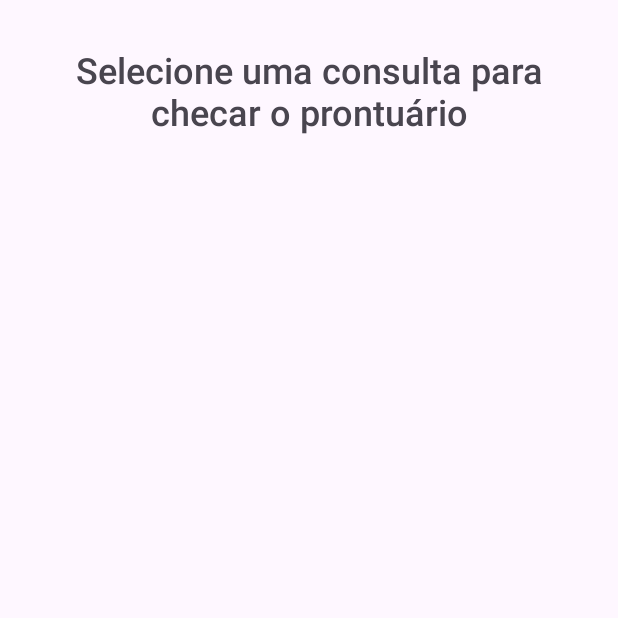
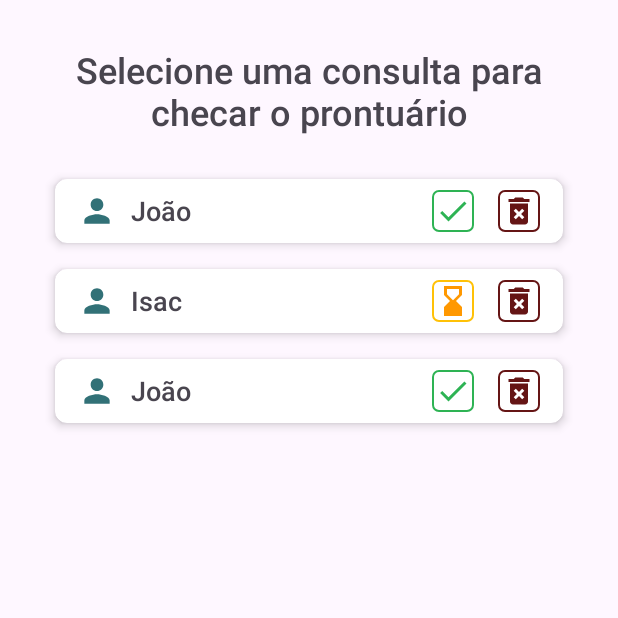
Before and after one commit to Miinero/gs-2sem, an Android app: the MedicalRecordsActivity screen opened directly, with no data from a screen before it, on a phone screen of 412 x 824 dp, the top half of it. Run offline under Robolectric (Android 15) with nearby library versions, the phone set to English and light mode, and no system bars.

Commit message:
Updated "Prontuarios" screen

```diff
--- a/app/src/main/java/com/fiap/gs2sem/models/AppointmentDTO.kt
+++ b/app/src/main/java/com/fiap/gs2sem/models/AppointmentDTO.kt
@@ -1,4 +1,3 @@
 package com.fiap.gs2sem.models
 
-data class AppointmentDTO(val name: String, val date: String, val cpf: String, val medicalType: String, val description: String) {
-}
+data class AppointmentDTO(val firebaseId: String, val name: String, val date: String, val cpf: String, val medicalType: String, val description: String, val medicalRecord: MedicalRecord?)
--- /dev/null
+++ b/app/src/main/java/com/fiap/gs2sem/models/MedicalRecord.kt
@@ -0,0 +1,3 @@
+package com.fiap.gs2sem.models
+
+data class MedicalRecord(val gender: String, val age: Int, val diagnosticHypothesis: String, val evolution: String, val conduct: String)
--- /dev/null
+++ b/app/src/main/java/com/fiap/gs2sem/recyclerview/RecyclerViewAdapter.kt
@@ -0,0 +1,49 @@
+package com.fiap.gs2sem.recyclerview
+
+import android.view.LayoutInflater
+import android.view.View
+import android.view.ViewGroup
+import android.widget.TextView
+import androidx.appcompat.widget.AppCompatImageButton
+import androidx.recyclerview.widget.RecyclerView
+import com.fiap.gs2sem.R
+import com.fiap.gs2sem.models.AppointmentDTO
+
+class RecyclerViewAdapter(private val appointsList: ArrayList<AppointmentDTO>):
+    RecyclerView.Adapter<RecyclerViewAdapter.ViewHolderClass>() {
+
+    override fun onCreateViewHolder(parent: ViewGroup, viewType: Int): ViewHolderClass {
+        val itemView = LayoutInflater.from(parent.context).inflate(R.layout.activity_records_record, parent, false)
+        return ViewHolderClass(itemView)
+    }
+
+    override fun onBindViewHolder(holder: ViewHolderClass, position: Int) {
+        val currentItem = appointsList[position]
+        holder.nameWidget.text = currentItem.name
+
+        val imgId: Int = if (currentItem.medicalRecord != null) {
+            R.drawable.baseline_check_24
+        } else {
+            R.drawable.baseline_hourglass_bottom_24
+        }
+
+        holder.btnStatusWidget.setImageResource(imgId)
+
+        val backgroundId = if (currentItem.medicalRecord != null) {
+            R.drawable.custom_checked_button_border
+        } else {
+            R.drawable.custom_waiting_button_border
+        }
+
+        holder.btnStatusWidget.setBackgroundResource(backgroundId)
+    }
+
+    override fun getItemCount(): Int {
+        return appointsList.size
+    }
+
+    class ViewHolderClass(itemView: View): RecyclerView.ViewHolder(itemView) {
+        val nameWidget: TextView = itemView.findViewById(R.id.record_username)
+        val btnStatusWidget: AppCompatImageButton = itemView.findViewById(R.id.record_btn_status)
+    }
+}
--- a/app/src/main/java/com/fiap/gs2sem/ui/AppointmentRegisterActivity.kt
+++ b/app/src/main/java/com/fiap/gs2sem/ui/AppointmentRegisterActivity.kt
@@ -1,11 +1,8 @@
 package com.fiap.gs2sem.ui
 
-import android.app.ActionBar.LayoutParams
 import android.app.DatePickerDialog
 import android.os.Bundle
 import android.util.Log
-import android.view.View
-import android.widget.AdapterView
 import android.widget.ArrayAdapter
 import android.widget.Toast
 import androidx.appcompat.app.AppCompatActivity
@@ -14,13 +11,9 @@ import com.fiap.gs2sem.databinding.ActivityRegisterAppointBinding
 import com.fiap.gs2sem.models.AppointmentDTO
 import com.fiap.gs2sem.utils.FieldChecker
 import com.fiap.gs2sem.watchers.CPFInputWatcher
-import com.google.firebase.Firebase
 import com.google.firebase.database.DatabaseReference
 import com.google.firebase.database.FirebaseDatabase
-import com.google.firebase.database.database
-import com.google.firebase.initialize
 import java.util.Calendar
-import java.util.concurrent.ThreadLocalRandom
 
 
 class AppointmentRegisterActivity : AppCompatActivity() {
@@ -87,7 +80,7 @@ class AppointmentRegisterActivity : AppCompatActivity() {
 
             val concat = database.push().key!!
 
-            val appointmentDTO = AppointmentDTO(name, date, cpf, type, desc)
+            val appointmentDTO = AppointmentDTO(concat, name, date, cpf, type, desc, null)
 
             database.child(concat).setValue(appointmentDTO).addOnCompleteListener {
                 Log.i("DatabaseDebug", "Usuário salvo")
--- a/app/src/main/java/com/fiap/gs2sem/ui/MainActivity.kt
+++ b/app/src/main/java/com/fiap/gs2sem/ui/MainActivity.kt
@@ -32,7 +32,8 @@ class MainActivity : AppCompatActivity() {
         }
 
         prontBtn.setOnClickListener {
-
+            val intent = Intent(this, MedicalRecordsActivity::class.java)
+            startActivity(intent)
         }
     }
 
--- a/app/src/main/java/com/fiap/gs2sem/ui/MedicalRecordsActivity.kt
+++ b/app/src/main/java/com/fiap/gs2sem/ui/MedicalRecordsActivity.kt
@@ -2,23 +2,40 @@ package com.fiap.gs2sem.ui
 
 import androidx.appcompat.app.AppCompatActivity
 import android.os.Bundle
+import androidx.recyclerview.widget.LinearLayoutManager
+import androidx.recyclerview.widget.RecyclerView
+import androidx.recyclerview.widget.RecyclerView.Recycler
 import com.fiap.gs2sem.databinding.ActivityRecordsListBinding
+import com.fiap.gs2sem.models.AppointmentDTO
+import com.fiap.gs2sem.models.MedicalRecord
+import com.fiap.gs2sem.recyclerview.RecyclerViewAdapter
 
 class MedicalRecordsActivity : AppCompatActivity() {
 
     private lateinit var binding: ActivityRecordsListBinding
+    private lateinit var recycler: RecyclerView
+    private lateinit var appointsList: ArrayList<AppointmentDTO>
 
     override fun onCreate(savedInstanceState: Bundle?) {
         super.onCreate(savedInstanceState)
 
         binding = ActivityRecordsListBinding.inflate(layoutInflater)
 
-        initListeners()
+        appointsList = ArrayList()
+        appointsList.add(AppointmentDTO("asd", "João", "asd", "sf", "df", "dfsdf", MedicalRecord("asd", 12, "asdasd", "asdasd", "sdfsdf")))
+        appointsList.add(AppointmentDTO("asd", "Isac", "asd", "sf", "df", "dfsdf", null))
+        appointsList.add(AppointmentDTO("Essej", "João", "asd", "sf", "df", "dfsdf", MedicalRecord("asd", 12, "asdasd", "asdasd", "sdfsdf")))
+
+        initComponents()
 
         setContentView(binding.root)
     }
 
-    private fun initListeners() {
+    private fun initComponents() {
+
+        recycler = binding.activityRecordsRecyclerview
+        recycler.layoutManager = LinearLayoutManager(this)
+        recycler.adapter = RecyclerViewAdapter(appointsList)
 
     }
 
--- a/app/src/main/res/layout/activity_records_record.xml
+++ b/app/src/main/res/layout/activity_records_record.xml
@@ -27,7 +27,7 @@
             />
 
         <TextView
-            android:id="@+id/textView"
+            android:id="@+id/record_username"
             android:layout_width="wrap_content"
             android:layout_height="match_parent"
             android:layout_marginStart="10dp"
```
